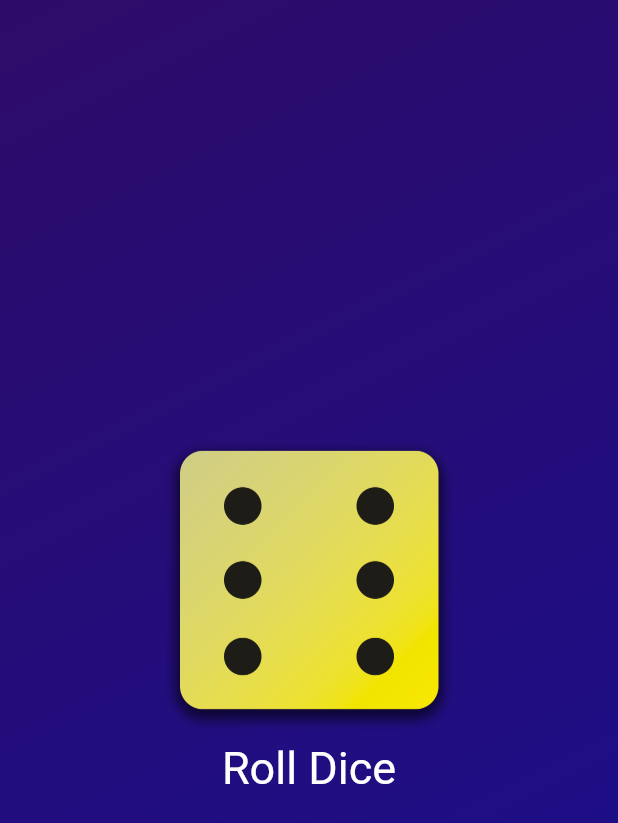
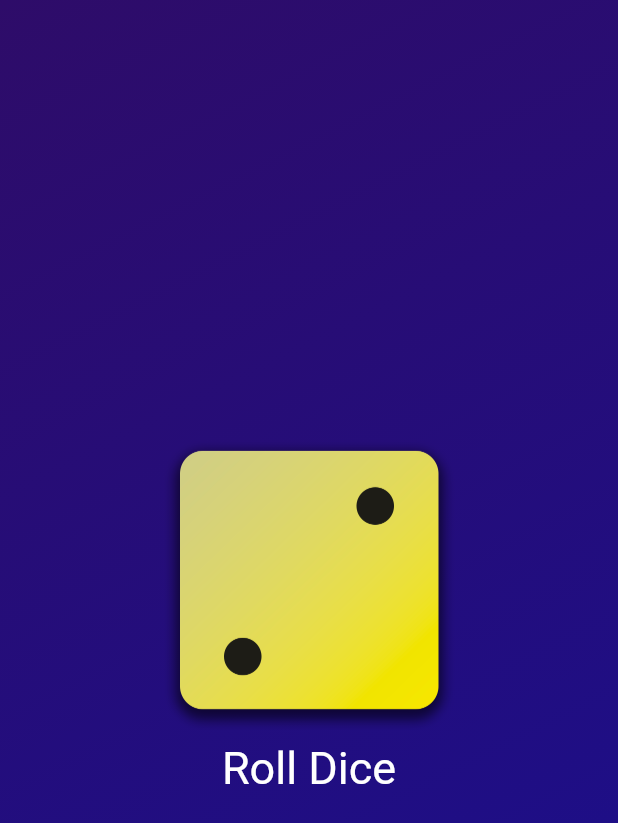
Before and after one commit to Maheswaran-V/DiceRoller, a Flutter app: the screen it shows after launch, after a tap on "Roll Dice", on a phone screen of 412 x 824 dp. Shown: the top 823 px of the screen. Run offline on Flutter 3.47's test engine with Material 2 defaults, Android fonts, the phone set to English and light mode, and no system bars.

```diff
--- a/lib/dice_roller.dart
+++ b/lib/dice_roller.dart
@@ -14,7 +14,7 @@ class _DiceRollerState extends State<DiceRoller> {
 
   void rollDice() {
     setState(() {
-      randomImage = 'assets/images/dice-6.png';
+      randomImage = 'assets/images/dice-2.png';
     });
   }
 
```
